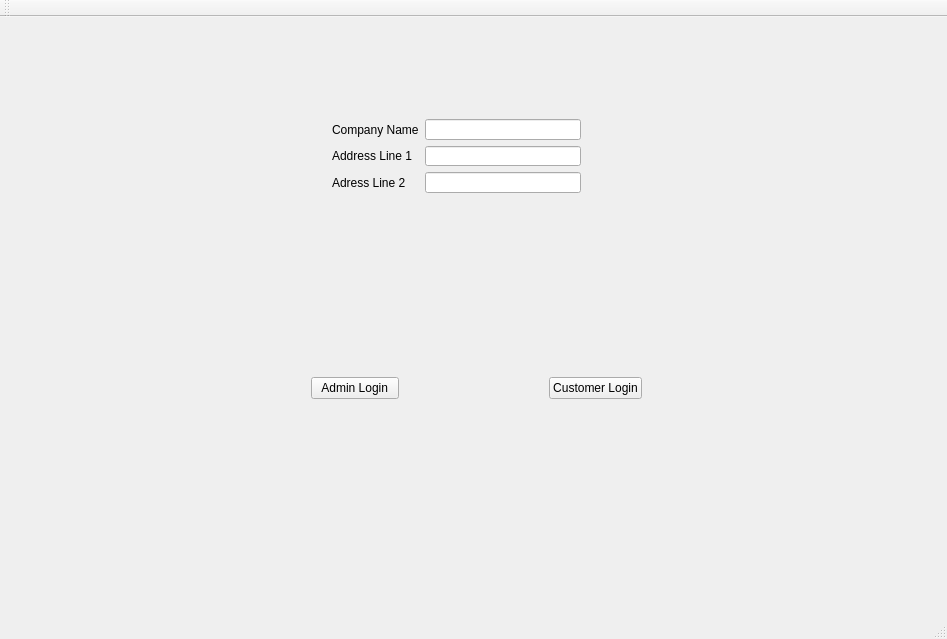
This is IRobot/mainwindow.ui in OwlbitCode/CS-c1-project1 as Qt 5 draws it before an edit. The edited form follows.
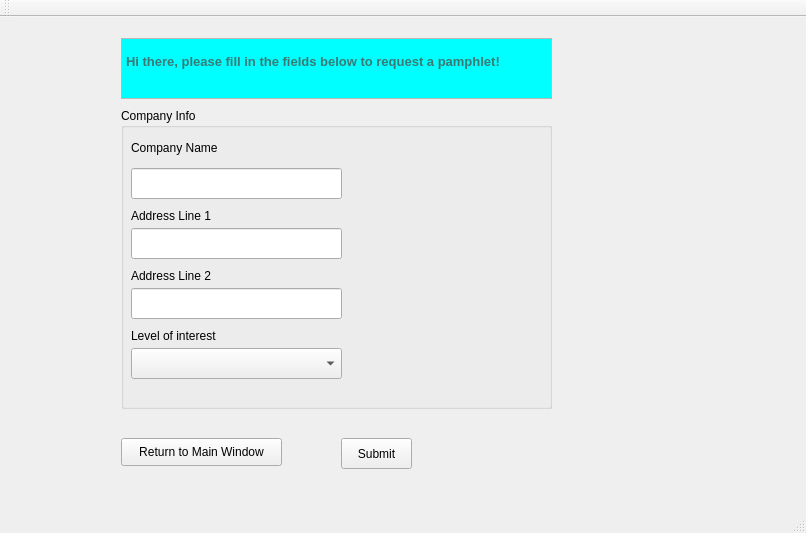
This is the edited form.

Patch:
```diff
--- a/IRobot/mainwindow.ui
+++ b/IRobot/mainwindow.ui
@@ -6,8 +6,8 @@
    <rect>
     <x>0</x>
     <y>0</y>
-    <width>947</width>
-    <height>639</height>
+    <width>806</width>
+    <height>533</height>
    </rect>
   </property>
   <property name="windowTitle">
@@ -17,6 +17,9 @@
    <layout class="QVBoxLayout" name="verticalLayout_2">
     <item>
      <widget class="QStackedWidget" name="stackedWidget">
+      <property name="currentIndex">
+       <number>3</number>
+      </property>
       <widget class="QWidget" name="Login">
        <widget class="QWidget" name="gridLayoutWidget">
         <property name="geometry">
@@ -368,6 +371,185 @@
         </property>
        </widget>
       </widget>
+      <widget class="QWidget" name="RequestPamphlet">
+       <widget class="QPushButton" name="RPreturnMainButton">
+        <property name="geometry">
+         <rect>
+          <x>110</x>
+          <y>410</y>
+          <width>161</width>
+          <height>28</height>
+         </rect>
+        </property>
+        <property name="text">
+         <string>Return to Main Window</string>
+        </property>
+       </widget>
+       <widget class="QTextEdit" name="RPHitextEdit">
+        <property name="geometry">
+         <rect>
+          <x>110</x>
+          <y>10</y>
+          <width>431</width>
+          <height>61</height>
+         </rect>
+        </property>
+        <property name="html">
+         <string>&lt;!DOCTYPE HTML PUBLIC &quot;-//W3C//DTD HTML 4.0//EN&quot; &quot;http://www.w3.org/TR/REC-html40/strict.dtd&quot;&gt;
+&lt;html&gt;&lt;head&gt;&lt;meta name=&quot;qrichtext&quot; content=&quot;1&quot; /&gt;&lt;style type=&quot;text/css&quot;&gt;
+p, li { white-space: pre-wrap; }
+&lt;/style&gt;&lt;/head&gt;&lt;body style=&quot; font-family:'MS Shell Dlg 2'; font-size:8.25pt; font-weight:400; font-style:normal;&quot; bgcolor=&quot;#00ffff&quot;&gt;
+&lt;p style=&quot; margin-top:12px; margin-bottom:12px; margin-left:0px; margin-right:0px; -qt-block-indent:0; text-indent:0px;&quot;&gt;&lt;span style=&quot; font-size:16pt; font-weight:600; color:#397a75; vertical-align:sub;&quot;&gt;Hi there, please fill in the fields below to request a pamphlet!&lt;/span&gt;&lt;/p&gt;
+&lt;p style=&quot;-qt-paragraph-type:empty; margin-top:0px; margin-bottom:0px; margin-left:0px; margin-right:0px; -qt-block-indent:0; text-indent:0px; font-size:8pt;&quot;&gt;&lt;br /&gt;&lt;/p&gt;&lt;/body&gt;&lt;/html&gt;</string>
+        </property>
+       </widget>
+       <widget class="QGroupBox" name="RPgroupBox">
+        <property name="geometry">
+         <rect>
+          <x>110</x>
+          <y>80</y>
+          <width>431</width>
+          <height>301</height>
+         </rect>
+        </property>
+        <property name="title">
+         <string>Company Info</string>
+        </property>
+        <widget class="QLineEdit" name="RPCompanyNamelineEdit">
+         <property name="geometry">
+          <rect>
+           <x>10</x>
+           <y>60</y>
+           <width>211</width>
+           <height>31</height>
+          </rect>
+         </property>
+        </widget>
+        <widget class="QLabel" name="RPCompanyNameLabel">
+         <property name="geometry">
+          <rect>
+           <x>10</x>
+           <y>30</y>
+           <width>191</width>
+           <height>20</height>
+          </rect>
+         </property>
+         <property name="text">
+          <string>Company Name</string>
+         </property>
+        </widget>
+        <widget class="QLineEdit" name="RPAddressOneLineEdit">
+         <property name="geometry">
+          <rect>
+           <x>10</x>
+           <y>120</y>
+           <width>211</width>
+           <height>31</height>
+          </rect>
+         </property>
+        </widget>
+        <widget class="QLabel" name="RPAddressOneLabel">
+         <property name="geometry">
+          <rect>
+           <x>10</x>
+           <y>100</y>
+           <width>101</width>
+           <height>16</height>
+          </rect>
+         </property>
+         <property name="text">
+          <string>Address Line 1 </string>
+         </property>
+        </widget>
+        <widget class="QLineEdit" name="RPAddressTwoLineEdit">
+         <property name="geometry">
+          <rect>
+           <x>10</x>
+           <y>180</y>
+           <width>211</width>
+           <height>31</height>
+          </rect>
+         </property>
+        </widget>
+        <widget class="QLabel" name="RPAddressTwoLabel">
+         <property name="geometry">
+          <rect>
+           <x>10</x>
+           <y>160</y>
+           <width>101</width>
+           <height>16</height>
+          </rect>
+         </property>
+         <property name="text">
+          <string>Address Line 2</string>
+         </property>
+        </widget>
+        <widget class="QLabel" name="RPInterestLabel">
+         <property name="geometry">
+          <rect>
+           <x>10</x>
+           <y>220</y>
+           <width>101</width>
+           <height>16</height>
+          </rect>
+         </property>
+         <property name="text">
+          <string>Level of interest</string>
+         </property>
+        </widget>
+        <widget class="QComboBox" name="RPInterestcomboBox">
+         <property name="geometry">
+          <rect>
+           <x>10</x>
+           <y>240</y>
+           <width>211</width>
+           <height>31</height>
+          </rect>
+         </property>
+         <item>
+          <property name="text">
+           <string/>
+          </property>
+         </item>
+         <item>
+          <property name="text">
+           <string>very interested</string>
+          </property>
+         </item>
+         <item>
+          <property name="text">
+           <string>somewhat interested</string>
+          </property>
+         </item>
+         <item>
+          <property name="text">
+           <string>not interested</string>
+          </property>
+         </item>
+         <item>
+          <property name="text">
+           <string>never call again</string>
+          </property>
+         </item>
+        </widget>
+       </widget>
+       <widget class="QPushButton" name="RPSubmitButton">
+        <property name="geometry">
+         <rect>
+          <x>330</x>
+          <y>410</y>
+          <width>71</width>
+          <height>31</height>
+         </rect>
+        </property>
+        <property name="text">
+         <string>Submit</string>
+        </property>
+        <property name="default">
+         <bool>false</bool>
+        </property>
+       </widget>
+      </widget>
      </widget>
     </item>
    </layout>
```
Left out of the diff: 9 changed lines with no effect on the pictures.
